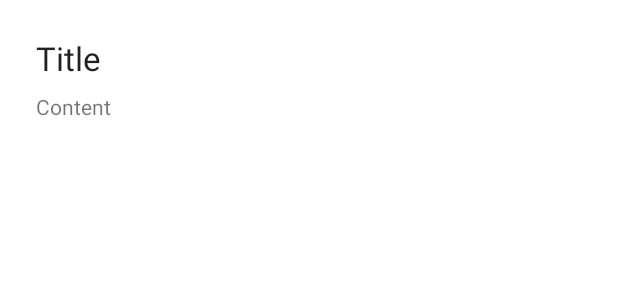
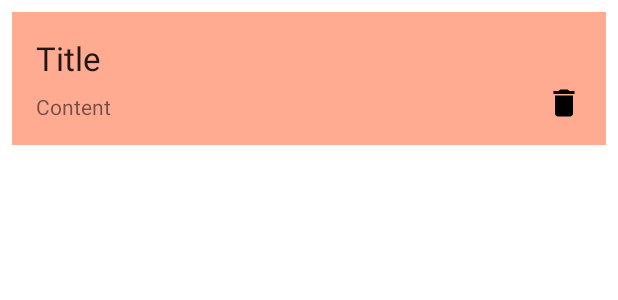
Before and after one commit to 2022NewKrew/android-note-app, an Android app: the layout item_note.xml on its own in the app's theme, with its tools: preview values and no code run, on a phone screen of 412 x 824 dp. Shown: the top 300 px of the screen. Run offline under Robolectric (Android 15) with nearby library versions, the phone set to English and light mode, and no system bars.

Commit message:
노트 삭제, 취소 UI와 연동

```diff
--- a/app/src/main/java/com/survivalcoding/note_app/presentation/notes/NotesViewModel.kt
+++ b/app/src/main/java/com/survivalcoding/note_app/presentation/notes/NotesViewModel.kt
@@ -21,6 +21,7 @@ class NotesViewModel(
             is NotesEvent.DeleteNote -> {
                 viewModelScope.launch {
                     repository.deleteNote(event.note)
+                    recentlyDeletedNote = event.note
                 }
             }
 //            is NotesEvent.Order -> {
--- /dev/null
+++ b/app/src/main/res/drawable/ic_baseline_delete_24.xml
@@ -0,0 +1,10 @@
+<vector xmlns:android="http://schemas.android.com/apk/res/android"
+    android:width="24dp"
+    android:height="24dp"
+    android:viewportWidth="24"
+    android:viewportHeight="24"
+    android:tint="?attr/colorControlNormal">
+  <path
+      android:fillColor="@android:color/white"
+      android:pathData="M6,19c0,1.1 0.9,2 2,2h8c1.1,0 2,-0.9 2,-2V7H6v12zM19,4h-3.5l-1,-1h-5l-1,1H5v2h14V4z"/>
+</vector>
--- a/app/src/main/res/layout/item_note.xml
+++ b/app/src/main/res/layout/item_note.xml
@@ -1,10 +1,12 @@
 <?xml version="1.0" encoding="utf-8"?>
+
 <androidx.constraintlayout.widget.ConstraintLayout xmlns:android="http://schemas.android.com/apk/res/android"
     xmlns:app="http://schemas.android.com/apk/res-auto"
     xmlns:tools="http://schemas.android.com/tools"
     android:layout_width="match_parent"
     android:layout_height="wrap_content"
-    android:layout_margin="8dp">
+    android:layout_margin="8dp"
+    tools:background="@color/roseBud">
 
     <TextView
         android:id="@+id/titleTextView"
@@ -25,12 +27,23 @@
         android:layout_height="wrap_content"
         android:layout_marginStart="16dp"
         android:layout_marginTop="8dp"
-        android:layout_marginEnd="16dp"
+        android:layout_marginEnd="4dp"
         android:layout_marginBottom="16dp"
         android:maxLines="3"
         app:layout_constraintBottom_toBottomOf="parent"
-        app:layout_constraintEnd_toEndOf="parent"
+        app:layout_constraintEnd_toStartOf="@+id/delete_image_view"
         app:layout_constraintStart_toStartOf="parent"
         app:layout_constraintTop_toBottomOf="@+id/titleTextView"
         tools:text="Content" />
+
+    <ImageView
+        android:id="@+id/delete_image_view"
+        android:layout_width="wrap_content"
+        android:layout_height="wrap_content"
+        android:layout_marginEnd="16dp"
+        android:layout_marginBottom="16dp"
+        app:layout_constraintBottom_toBottomOf="parent"
+        app:layout_constraintEnd_toEndOf="parent"
+        app:srcCompat="@drawable/ic_baseline_delete_24"
+        app:tint="@color/black" />
 </androidx.constraintlayout.widget.ConstraintLayout>
--- a/app/src/main/res/values/colors.xml
+++ b/app/src/main/res/values/colors.xml
@@ -13,4 +13,8 @@
     <color name="wisteria">#FFCF94DA</color>
     <color name="skyBlue">#FF81DEEA</color>
     <color name="illusion">#FFF48FB1</color>
+
+    <color name="darkGrey">#FF202020</color>
+    <color name="lightBlue">#FFD7E8DE</color>
+
 </resources>
```
Also changed, not shown: app/src/main/java/com/survivalcoding/note_app/presentation/notes/NotesFragment.kt (+10 -1 lines), app/src/main/java/com/survivalcoding/note_app/presentation/notes/adapter/NoteListAdapter.kt (+6 -1 lines), app/src/main/res/drawable/note_background.xml (added, +11 -0 lines).
